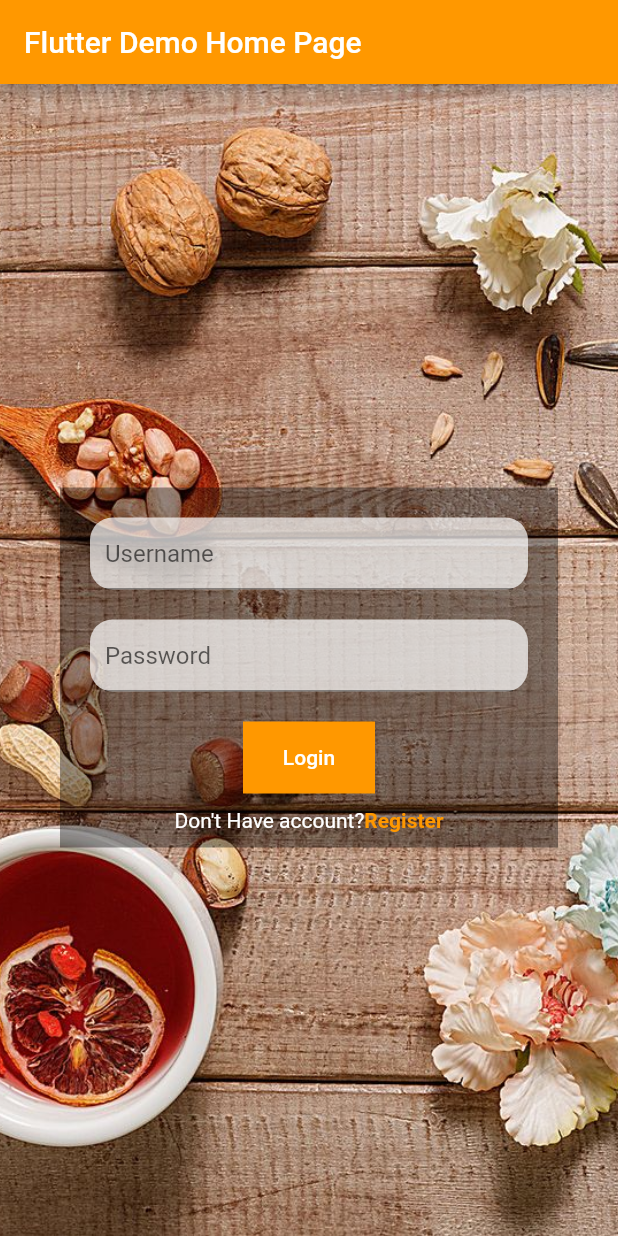
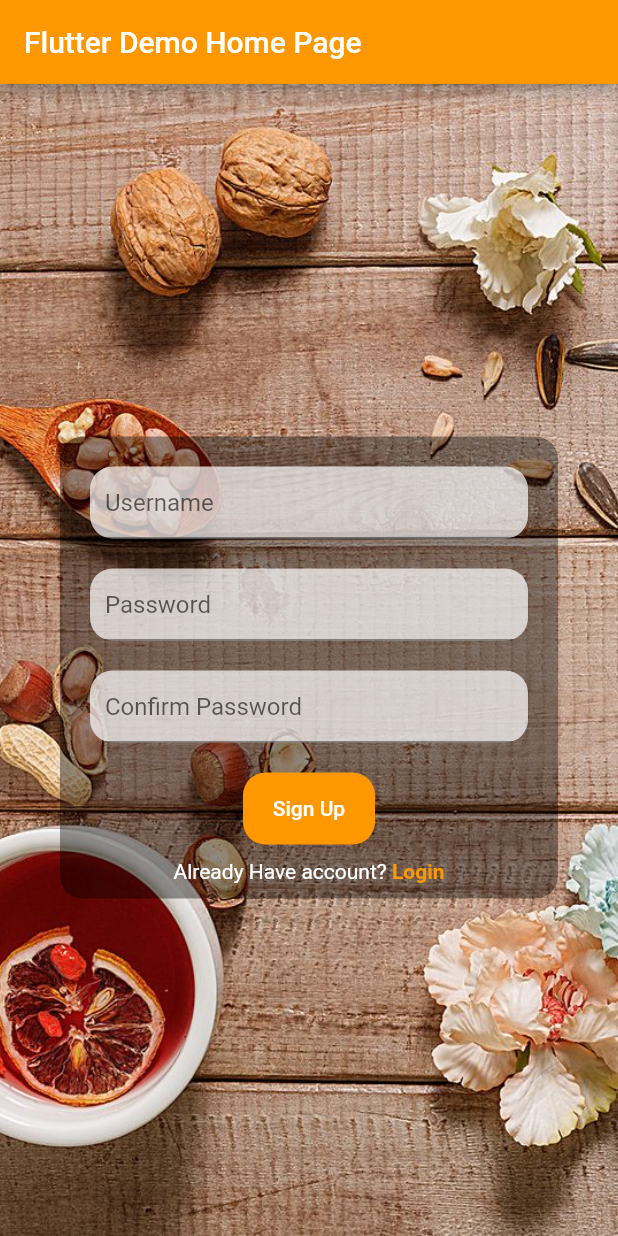
Before and after one commit to furqanullah717/Restaurants-social-mobile-app-flutter, a Flutter app: the screen it shows after launch, after a tap on "Register", on a phone screen of 412 x 824 dp. Run offline on Flutter 3.47's test engine with Material 2 defaults, Android fonts, the phone set to English and light mode, and no system bars.

Commit message:
Login screena added

```diff
--- a/lib/main.dart
+++ b/lib/main.dart
@@ -1,3 +1,5 @@
+import 'package:Restaurant_social_mobile_app/views/LoginView.dart';
+import 'package:Restaurant_social_mobile_app/views/SignUpView.dart';
 import 'package:Restaurant_social_mobile_app/widget/CustomButton.dart';
 import 'package:Restaurant_social_mobile_app/widget/CustomTextField.dart';
 import 'package:flutter/material.dart';
@@ -28,10 +30,28 @@ class MyHomePage extends StatefulWidget {
   final String title;
 
   @override
-  _MyHomePageState createState() => _MyHomePageState();
+  _MyHomePageState createState() => _MyHomePageState(true);
 }
 
 class _MyHomePageState extends State<MyHomePage> {
+  bool isLogin = false;
+
+  _MyHomePageState(this.isLogin);
+
+  getView(bool isLogin) {
+    if (isLogin) {
+      return LoginView(onToggleClick);
+    } else {
+      return SignUpView(onToggleClick);
+    }
+  }
+
+  onToggleClick(bool data) {
+    setState(() {
+      this.isLogin = data;
+    });
+  }
+
   @override
   Widget build(BuildContext context) {
     return Scaffold(
@@ -56,29 +76,7 @@ class _MyHomePageState extends State<MyHomePage> {
                   margin: EdgeInsets.only(top: 10),
                   child: Wrap(
                     children: [
-                      Container(
-                        decoration:
-                            BoxDecoration(color: Color.fromARGB(100, 0, 0, 0)),
-                        padding: EdgeInsets.all(10),
-                        margin: EdgeInsets.all(40),
-                        child: Center(
-                          child: Column(
-                            children: [
-                              CustomTextField("Username",
-                                  TextInputType.emailAddress, false),
-                              CustomTextField("Password",
-                                  TextInputType.visiblePassword, true),
-                              CustomButton(),
-                              SizedBox(
-                                height: 10,
-                              ),
-                              ToggleLogin("Don't Have account?", "Register",()=>{
-                                print("Toggle clicked")
-                              }),
-                            ],
-                          ),
-                        ),
-                      ),
+                      getView(isLogin),
                     ],
                   ),
                 ),
--- a/lib/views/LoginView.dart
+++ b/lib/views/LoginView.dart
@@ -1,10 +1,38 @@
-
-
+import 'package:Restaurant_social_mobile_app/widget/CustomButton.dart';
+import 'package:Restaurant_social_mobile_app/widget/CustomTextField.dart';
+import 'package:Restaurant_social_mobile_app/widget/LoginToggleText.dart';
 import 'package:flutter/material.dart';
 
 class LoginView extends StatelessWidget {
+  final Function onclick;
+
+  LoginView(this.onclick);
+
+  getClick() {}
+
   @override
   Widget build(BuildContext context) {
-    return Container();
+    return Container(
+      decoration: BoxDecoration(
+        color: Color.fromARGB(100, 0, 0, 0),
+        borderRadius: BorderRadius.circular(15.0),
+      ),
+      padding: EdgeInsets.all(10),
+      margin: EdgeInsets.all(40),
+      child: Center(
+        child: Column(
+          children: [
+            CustomTextField("Username", TextInputType.emailAddress, false),
+            CustomTextField("Password", TextInputType.visiblePassword, true),
+            CustomButton("Login", this.getClick),
+            SizedBox(
+              height: 10,
+            ),
+            ToggleLogin(
+                "Don't Have account? ", "Register", () => {onclick(false)}),
+          ],
+        ),
+      ),
+    );
   }
 }
--- a/lib/views/SignUpView.dart
+++ b/lib/views/SignUpView.dart
@@ -0,0 +1,40 @@
+import 'package:Restaurant_social_mobile_app/widget/CustomButton.dart';
+import 'package:Restaurant_social_mobile_app/widget/CustomTextField.dart';
+import 'package:Restaurant_social_mobile_app/widget/LoginToggleText.dart';
+import 'package:flutter/material.dart';
+
+class SignUpView extends StatelessWidget {
+  final Function onclick;
+
+  SignUpView(this.onclick);
+
+  getClick() {}
+
+  @override
+  Widget build(BuildContext context) {
+    return Container(
+      decoration: BoxDecoration(
+        color: Color.fromARGB(100, 0, 0, 0),
+        borderRadius: BorderRadius.circular(15.0),
+      ),
+      padding: EdgeInsets.all(10),
+      margin: EdgeInsets.all(40),
+      child: Center(
+        child: Column(
+          children: [
+            CustomTextField("Username", TextInputType.emailAddress, false),
+            CustomTextField("Password", TextInputType.visiblePassword, true),
+            CustomTextField(
+                "Confirm Password", TextInputType.visiblePassword, true),
+            CustomButton("Sign Up", getClick),
+            SizedBox(
+              height: 10,
+            ),
+            ToggleLogin(
+                "Already Have account? ", "Login", () => {onclick(true)}),
+          ],
+        ),
+      ),
+    );
+  }
+}
--- a/lib/widget/CustomButton.dart
+++ b/lib/widget/CustomButton.dart
@@ -1,22 +1,23 @@
-
-
 import 'package:flutter/material.dart';
 
 class CustomButton extends StatelessWidget {
+  final String name;
+  final Function callBack;
+
+  CustomButton(this.name, this.callBack);
+
   @override
   Widget build(BuildContext context) {
     return Container(
-      decoration: BoxDecoration(color: Colors.orange),
+      decoration: BoxDecoration(color: Colors.orange,borderRadius: BorderRadius.circular(15.0),),
       margin: EdgeInsets.only(top: 10),
-      child: Expanded(
-        child: FlatButton(
-          onPressed: () => {},
+      child:  FlatButton(
+          onPressed: callBack(),
           child: (Text(
-            "Login",
+            name,
             style: TextStyle(color: Colors.white),
           )),
         ),
-      ),
     );
   }
 }
--- a/lib/widget/CustomTextField.dart
+++ b/lib/widget/CustomTextField.dart
@@ -1,15 +1,11 @@
 import 'package:flutter/material.dart';
 
 class CustomTextField extends StatelessWidget {
-  String hint;
-  TextInputType textInputType;
-  bool obscureText = true;
+  final String hint;
+  final TextInputType textInputType;
+  final bool obscureText;
 
-  CustomTextField(String hint, TextInputType textInputType, bool obscureText) {
-    this.hint = hint;
-    this.textInputType = textInputType;
-    this.obscureText = obscureText;
-  }
+  CustomTextField(this.hint, this.textInputType, this.obscureText) ;
 
   @override
   Widget build(BuildContext context) {
--- a/lib/widget/LoginToggleText.dart
+++ b/lib/widget/LoginToggleText.dart
@@ -1,15 +1,11 @@
 import 'package:flutter/material.dart';
 
 class ToggleLogin extends StatelessWidget {
-  String msg;
-  String button;
-  Function buttonClick;
+  final String msg;
+  final String button;
+  final Function buttonClick;
 
-  ToggleLogin(String msg, String button, Function buttonClick) {
-    this.msg = msg;
-    this.button = button;
-    this.buttonClick = buttonClick;
-  }
+  ToggleLogin(this.msg, this.button, this.buttonClick);
 
   @override
   Widget build(BuildContext context) {
```
